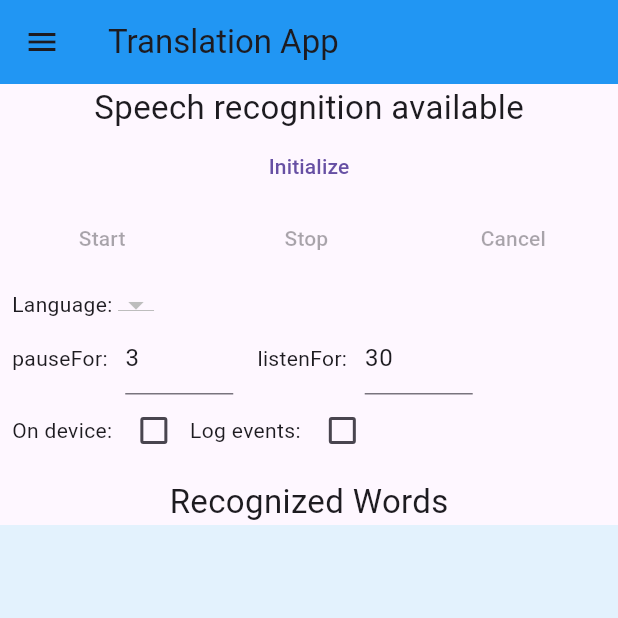
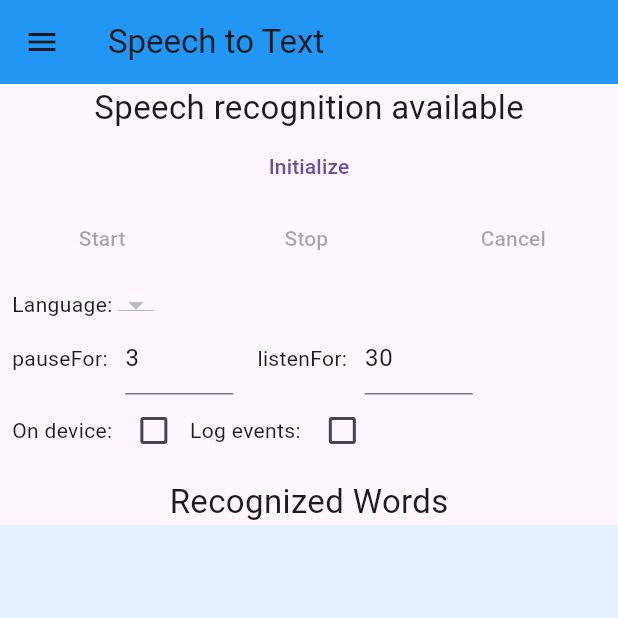
Before and after one commit to tongtuan03/Translation_App, a Flutter app: the HomeScreen screen opened by its route, on a phone screen of 412 x 824 dp, the top half of it. Run offline on Flutter 3.47's test engine with Material 3 defaults, Android fonts, the phone set to English and light mode, and no system bars; our stand-ins replace bloc, device_preview, equatable, firebase_auth, firebase_core, flutter_bloc and 8 more; accounts and stored records are empty.

```diff
--- a/lib/app.dart
+++ b/lib/app.dart
@@ -23,7 +23,7 @@ class MyApp extends StatelessWidget {
           debugShowCheckedModeBanner: false,
           title: 'Translation App',
           theme: ThemeData(primarySwatch: Colors.blue),
-          initialRoute: '/home',
+          initialRoute: '/',
           routes: AppRouter.routes,
         ));
   }
--- a/lib/features/chatbot/bloc/chatbot_bloc.dart
+++ b/lib/features/chatbot/bloc/chatbot_bloc.dart
@@ -8,7 +8,7 @@ import 'package:translation_app/features/chatbot/model.dart';
 
 
 class ChatBloc extends Bloc<ChatEvent, ChatState> {
-  late final GenerativeModel _model; // Sử dụng late final
+  late final GenerativeModel _model;
 
   ChatBloc() : super(const ChatInitial()) {
     _initializeModel();
@@ -18,8 +18,7 @@ class ChatBloc extends Bloc<ChatEvent, ChatState> {
   void _initializeModel() {
     final apiKey = dotenv.env['API_KEY'];
     if (apiKey == null || apiKey.isEmpty) {
-      print('Lỗi: API_KEY không được tìm thấy trong file .env');
-      throw Exception('API_KEY is missing or empty in .env file');
+      throw Exception('API_KEY is missing or empty');
     }
     _model = GenerativeModel(model: "gemini-2.0-flash", apiKey: apiKey);
   }
--- a/lib/features/chatbot/gemini_chatbot.dart
+++ b/lib/features/chatbot/gemini_chatbot.dart
@@ -141,9 +141,8 @@ class GeminiChatbotView extends StatelessWidget {
     );
   }
 
-  // Hàm tạo bubble tin nhắn (cần context nếu dùng Theme)
   Widget _buildMessageBubble({
-    required BuildContext context, // Thêm context
+    required BuildContext context,
     required final bool isPromt,
     required String message,
     required String date,
@@ -167,7 +166,7 @@ class GeminiChatbotView extends StatelessWidget {
         crossAxisAlignment: isPromt ? CrossAxisAlignment.end : CrossAxisAlignment.start,
         children: [
           SelectableText(
-            message, // message.message,
+            message,
             style: TextStyle(
               fontSize: 16,
               color: isPromt ? Colors.white : Colors.black87,
--- a/lib/features/home/home_screen.dart
+++ b/lib/features/home/home_screen.dart
@@ -1,15 +1,17 @@
 import 'package:flutter/cupertino.dart';
 import 'package:flutter/material.dart';
 import 'package:flutter_bloc/flutter_bloc.dart';
+import 'package:translation_app/blocs/navigationbar/navigation_cubit.dart';
+import 'package:translation_app/features/chatbot/gemini_chatbot.dart';
+import 'package:translation_app/features/conversation/speech_to_text.dart';
 import 'package:translation_app/features/home/widgets/bottom_navigation.dart';
 import 'package:translation_app/features/home/widgets/drawer.dart';
-import '../../blocs/navigationbar/navigation_cubit.dart';
-import '../chatbot/gemini_chatbot.dart';
-import '../conversation/speech_to_text.dart';
-import '../translation/text_to_speech.dart';
-import '../translation/view/translation_screen.dart';
+import 'package:translation_app/features/translation/text_to_speech.dart';
+import 'package:translation_app/features/translation/view/translation_screen.dart';
 
 class HomeScreen extends StatelessWidget {
+  HomeScreen({super.key});
+
   final List<Widget> _pages = [
     const MySpeechToText(),
     const TranslationScreen(),
@@ -17,10 +19,24 @@ class HomeScreen extends StatelessWidget {
     const GeminiChatbotView(),
   ];
 
+  final List<String> _titles = [
+    'Speech to Text',
+    'Text Translation',
+    'Text to Speech',
+    'AI Chatbot',
+  ];
+
   @override
   Widget build(BuildContext context) {
     return Scaffold(
-      appBar: AppBar(title: const Text('Translation App'),backgroundColor: Colors.blue,),
+      appBar: AppBar(
+        title: BlocBuilder<NavigationCubit, int>(
+          builder: (context, selectedIndex) {
+            return Text(_titles[selectedIndex]);
+          },
+        ),
+        backgroundColor: Colors.blue,
+      ),
       body: BlocBuilder<NavigationCubit, int>(
         builder: (context, selectedIndex) {
           return _pages[selectedIndex];
--- a/lib/routes/router.dart
+++ b/lib/routes/router.dart
@@ -7,7 +7,7 @@ import '../features/welcome/welcome_screen.dart';
 
 class AppRouter {
   static Map<String, WidgetBuilder> routes = {
-    '/': (context) =>  SplashScreen(),
+    '/': (context) =>  const SplashScreen(),
     '/home': (context) =>  HomeScreen(),
     '/welcome': (context) => const WelcomeScreen(),
     '/signin': (context) => const SignInScreen(),
```
Also changed, not shown: lib/features/translation/view/translation_screen.dart (+0 -39 lines), assets/images/arabic.png (added), assets/images/britain.png (added), assets/images/china.png (added), assets/images/france.png (added), assets/images/germany.png (added), assets/images/italy.png (added), assets/images/russia.png (added), assets/images/spain.png (added), assets/images/talkglobal_snippet.png (added), assets/images/usa.png (added), assets/images/vietnam.png (added), assets/images/worldmap.png (added).
